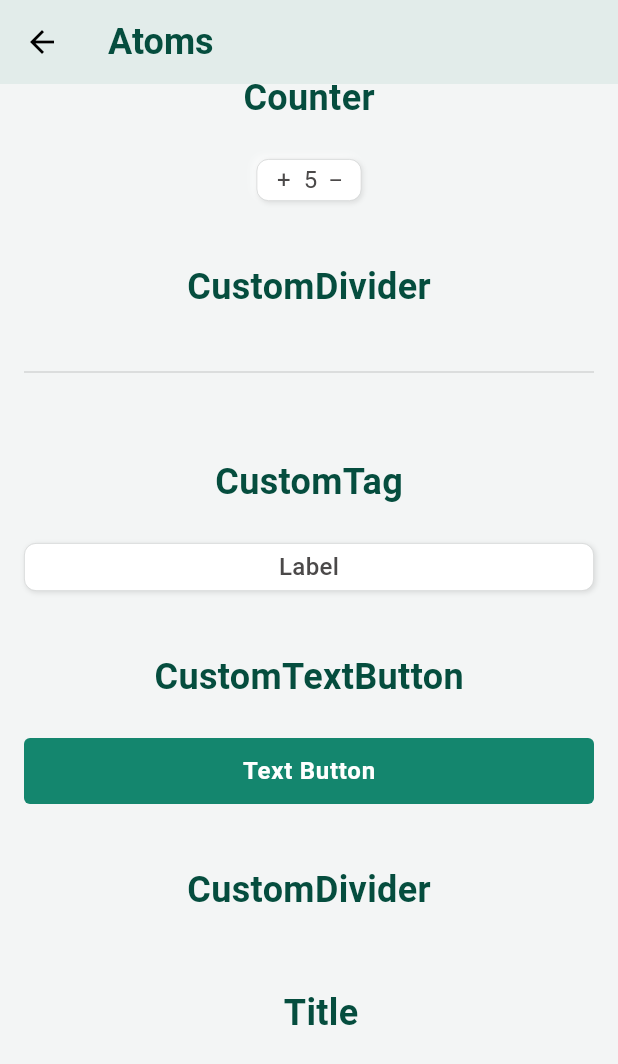
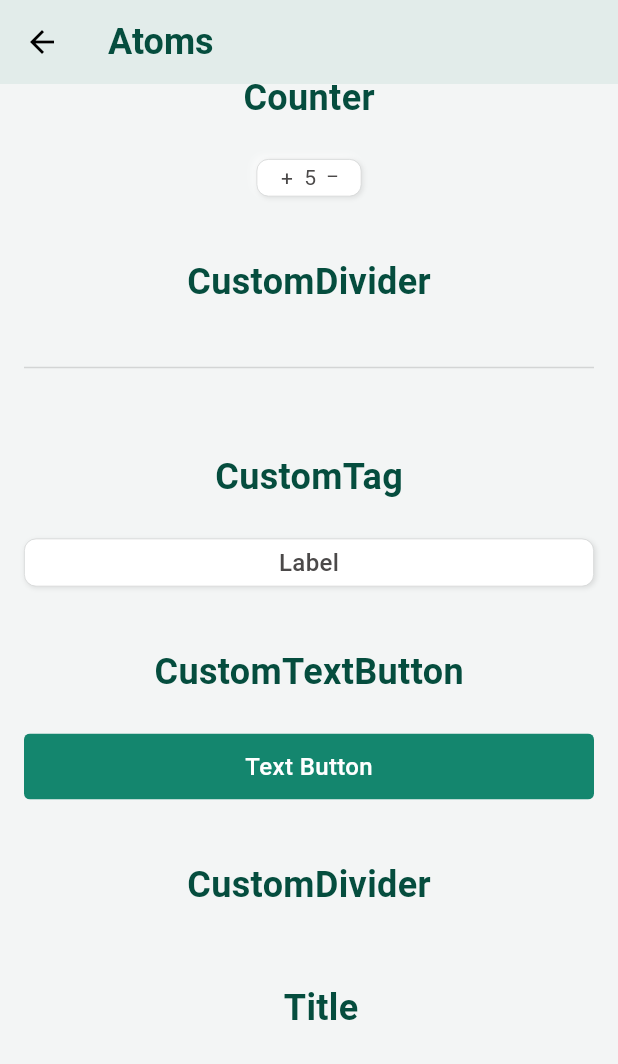
Before and after one commit to Carl0395/ecommerce_system_design, a Flutter app: the AtomsPage screen opened by its route, scrolled down 576 dp, on a phone screen of 412 x 824 dp. Shown: the top 1064 px of the screen. Run offline on Flutter 3.47's test engine with Material 3 defaults, Android fonts, the phone set to English and light mode, and no system bars.

```diff
--- a/lib/atoms/counter.dart
+++ b/lib/atoms/counter.dart
@@ -6,8 +6,15 @@ class Counter extends StatelessWidget {
   final int? value;
   final VoidCallback? onIncrement;
   final VoidCallback? onDecrement;
+  final double? fontSize;
 
-  const Counter({super.key, this.value, this.onIncrement, this.onDecrement});
+  const Counter({
+    super.key,
+    this.value,
+    this.onIncrement,
+    this.onDecrement,
+    this.fontSize,
+  });
 
   @override
   Widget build(BuildContext context) {
@@ -23,13 +30,16 @@ class Counter extends StatelessWidget {
       child: Row(
         mainAxisAlignment: MainAxisAlignment.center,
         children: [
-          GestureDetector(onTap: onIncrement, child: Text(' + ')),
-          Text(' ${value ?? '5'} '),
+          GestureDetector(
+            onTap: onIncrement,
+            child: Text(' + ', style: TextStyle(fontSize: fontSize ?? 14)),
+          ),
+          Text(' ${value ?? '5'} ', style: TextStyle(fontSize: fontSize ?? 14)),
           GestureDetector(
             onTap: onDecrement,
             child: Transform.translate(
               offset: Offset(0, -6),
-              child: Text(' _ '),
+              child: Text(' _ ', style: TextStyle(fontSize: fontSize ?? 14)),
             ),
           ),
         ],
--- a/lib/atoms/custom_text_button.dart
+++ b/lib/atoms/custom_text_button.dart
@@ -1,5 +1,6 @@
 import 'package:ecommerce_system_design/foundation/app_radii.dart';
 import 'package:ecommerce_system_design/foundation/app_spacing.dart';
+import 'package:ecommerce_system_design/foundation/app_typography.dart';
 import 'package:flutter/material.dart';
 
 class CustomTextButton extends StatelessWidget {
@@ -27,7 +28,7 @@ class CustomTextButton extends StatelessWidget {
             child: Center(
               child: Text(
                 text ?? 'Text Button',
-                style: theme.textTheme.labelMedium,
+                style: AppTypography.label.copyWith(color: Colors.white),
               ),
             ),
           ),
--- a/lib/atoms/custom_title.dart
+++ b/lib/atoms/custom_title.dart
@@ -16,7 +16,7 @@ class CustomTitle extends StatelessWidget {
             top: AppSpacing.topSpacing,
             left: AppSpacing.sidePadding,
           ),
-      child: Text(text ?? 'Title', style: AppTypography.display),
+      child: Text(text ?? 'Title', maxLines: 2, style: AppTypography.display),
     );
   }
 }
```
Also changed, not shown: lib/atoms/rating_label.dart (added, +21 -0 lines).
